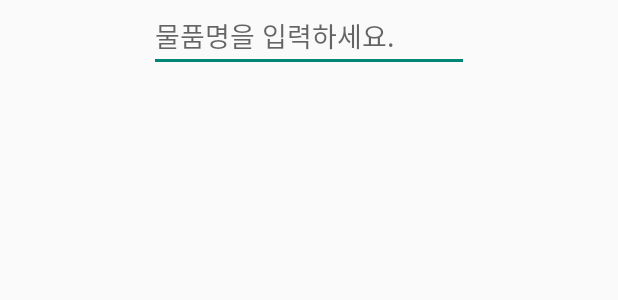
After one commit to FuckingGenius/Salimalim, an Android app: the layout add_goods_edittext.xml on its own in the app's theme, with its tools: preview values and no code run, on a phone screen of 412 x 824 dp. The commit adds this screen. Shown: the top 300 px of the screen. Run offline under Robolectric (Android 15) with nearby library versions, the phone set to English and light mode, and no system bars.

Commit message:
2022-10-01: 물품 등록 시 없는 물품은 추가할 수 있게하였다.

```diff
--- /dev/null
+++ b/app/src/main/res/layout/add_goods_edittext.xml
@@ -0,0 +1,14 @@
+<?xml version="1.0" encoding="utf-8"?>
+<LinearLayout xmlns:android="http://schemas.android.com/apk/res/android"
+    android:layout_width="match_parent"
+    android:layout_height="wrap_content"
+    android:gravity="center_horizontal">
+
+    <EditText
+        android:id="@+id/AddGoods"
+        android:layout_width="wrap_content"
+        android:layout_height="wrap_content"
+        android:ems="10"
+        android:hint="물품명을 입력하세요."
+        android:inputType="textPersonName" />
+</LinearLayout>
```
Also changed, not shown: app/src/main/java/com/minki/salimalim/SqlHelper.kt (+15 -2 lines), app/src/main/java/com/minki/salimalim/manage/AddManageActivity.kt (+40 -17 lines), app/src/main/java/com/minki/salimalim/system/CommonActivity.kt (+9 -2 lines).
